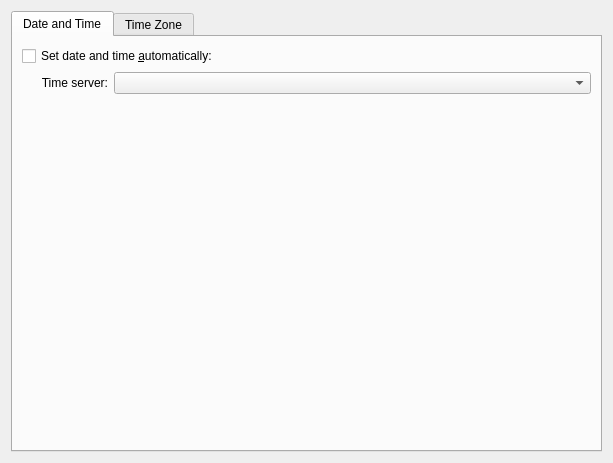
This is kcontrol/dateandtime/dateandtime.ui in fluxer/kde-workspace as Qt 5 draws it before an edit. The edited form follows.
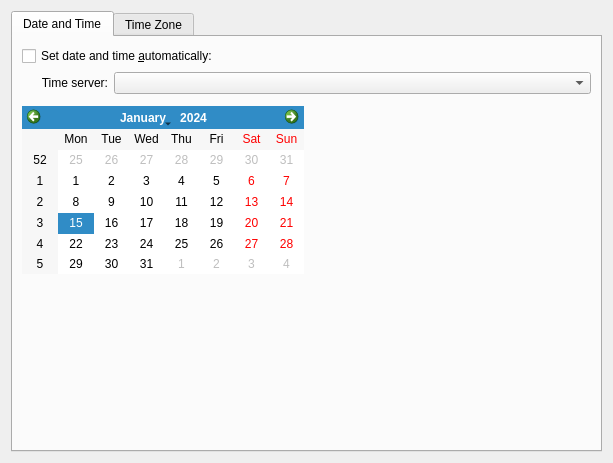
This is the edited form. Custom widgets are drawn as their Qt base class.

Commit message: generic: port to the new KCalendarWidget class

What changed in the file:
```diff
--- a/kcontrol/dateandtime/dateandtime.ui
+++ b/kcontrol/dateandtime/dateandtime.ui
@@ -78,7 +78,7 @@
        <item>
         <layout class="QHBoxLayout" name="horizontalLayout">
          <item>
-          <widget class="KDatePicker" name="cal">
+          <widget class="KCalendarWidget" name="cal">
            <property name="whatsThis">
             <string>Here you can change the system date's day of the month, month and year.</string>
            </property>
@@ -191,9 +191,9 @@
    <header>kseparator.h</header>
   </customwidget>
   <customwidget>
-   <class>KDatePicker</class>
-   <extends>QFrame</extends>
-   <header>kdatepicker.h</header>
+   <class>KCalendarWidget</class>
+   <extends>QCalendarWidget</extends>
+   <header>kcalendarwidget.h</header>
   </customwidget>
  </customwidgets>
  <connections/>
```
The commit also changes 5 other files.
